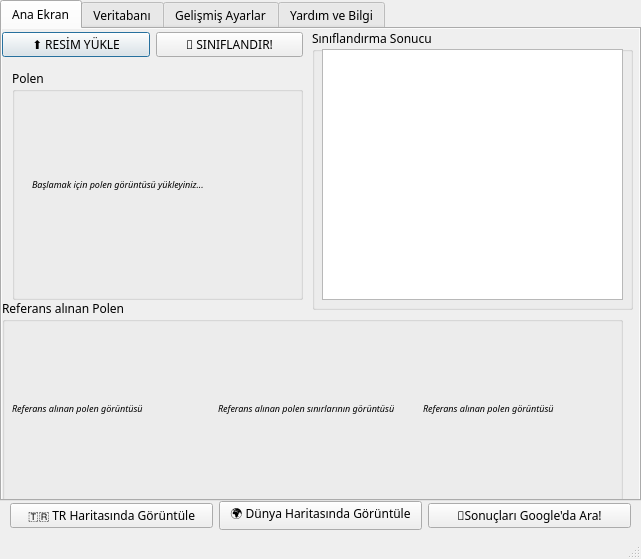
mcagriaksoy/pollen_multi_class_ai, file pollen_classification_ui/src/ui.ui: the form before one commit.
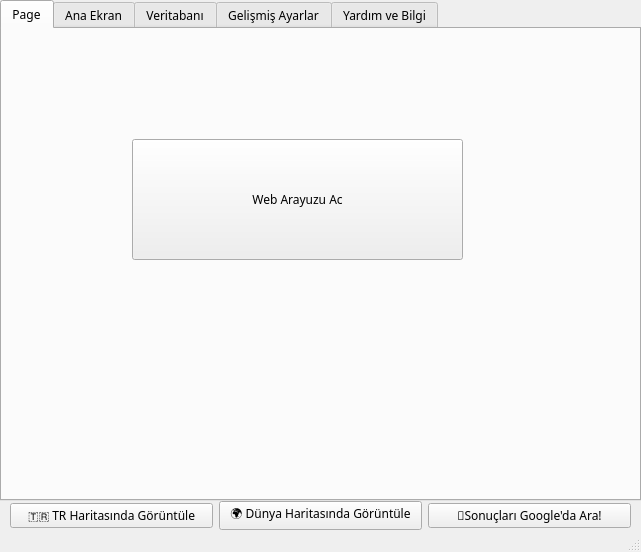
The form after the commit. Icons and pictures are not drawn.

Commit message: trials web ui

Patch:
```diff
--- a/pollen_classification_ui/src/ui.ui
+++ b/pollen_classification_ui/src/ui.ui
@@ -7,7 +7,7 @@
     <x>0</x>
     <y>0</y>
     <width>641</width>
-    <height>559</height>
+    <height>552</height>
    </rect>
   </property>
   <property name="windowTitle">
@@ -53,6 +53,24 @@
     <property name="currentIndex">
      <number>0</number>
     </property>
+    <widget class="QWidget" name="tab_5">
+     <attribute name="title">
+      <string>Page</string>
+     </attribute>
+     <widget class="QPushButton" name="pushButton_8">
+      <property name="geometry">
+       <rect>
+        <x>130</x>
+        <y>110</y>
+        <width>331</width>
+        <height>121</height>
+       </rect>
+      </property>
+      <property name="text">
+       <string>Web Arayuzu Ac</string>
+      </property>
+     </widget>
+    </widget>
     <widget class="QWidget" name="tab">
      <property name="accessibleName">
       <string/>
```
The commit also changes 5 other files.
